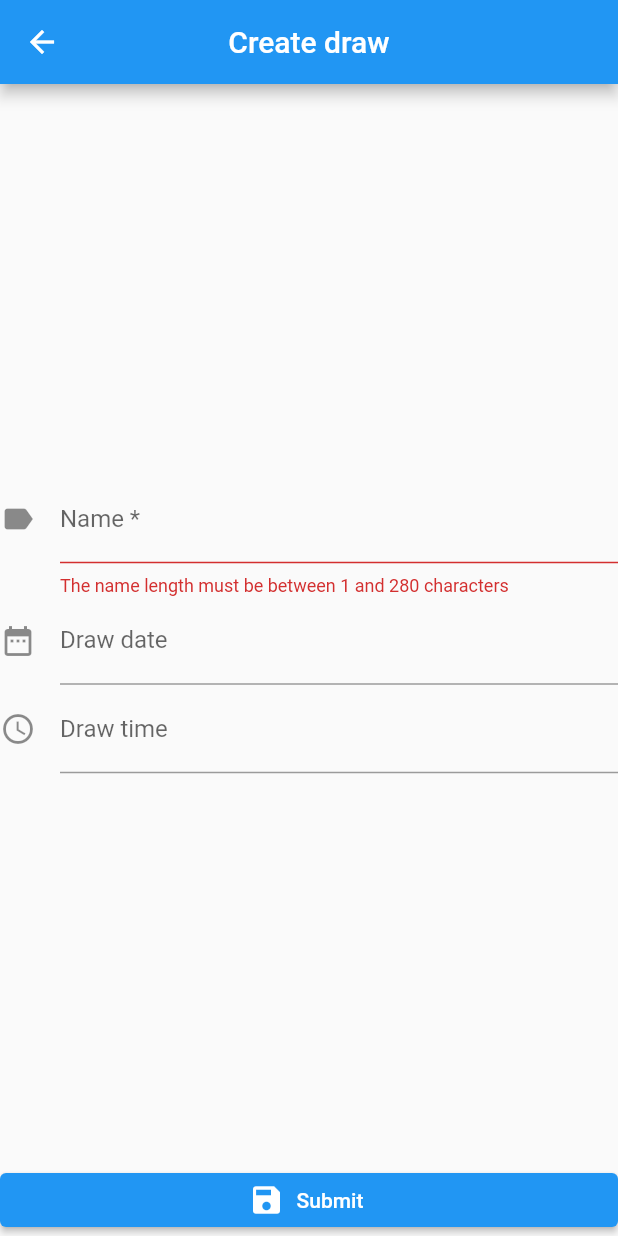
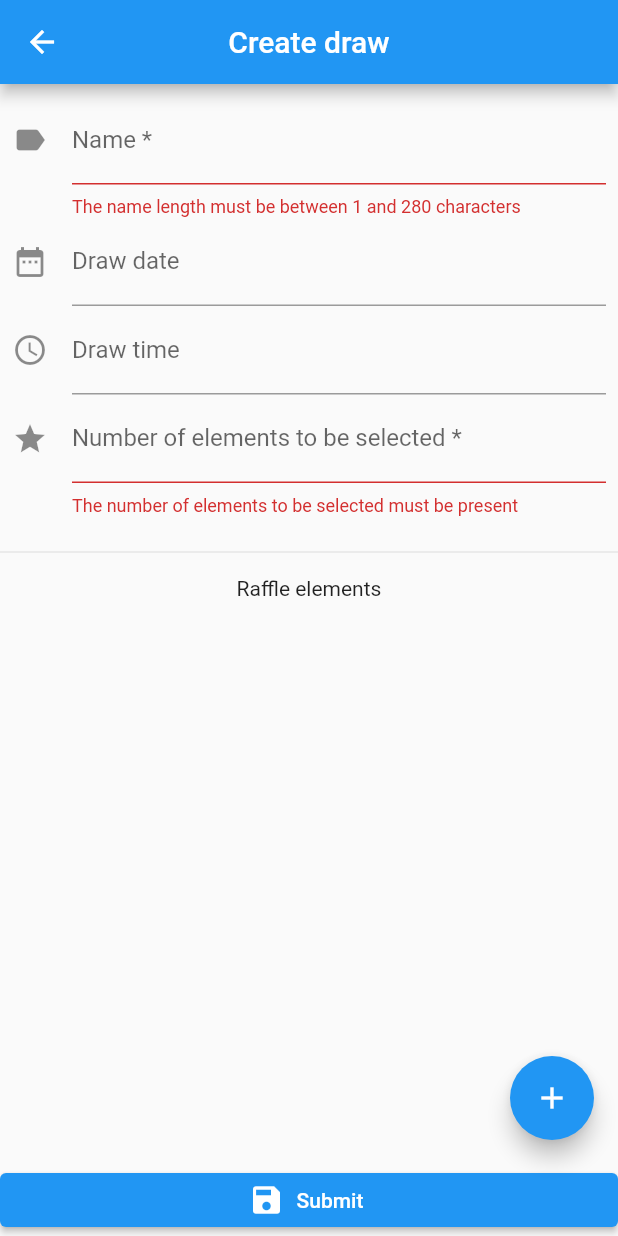
Before and after one commit to serpest/TiDraw, a Flutter app: the CreateDrawPage screen opened by its route, after a tap on "Submit", on a phone screen of 412 x 824 dp. Run offline on Flutter 3.47's test engine with Material 2 defaults, Android fonts, the phone set to English and light mode, and no system bars.

Commit message:
Implement CreateDrawPage raffle elements UI

```diff
--- a/client/lib/pages/create_draw.dart
+++ b/client/lib/pages/create_draw.dart
@@ -11,9 +11,13 @@ class CreateDrawPage extends StatefulWidget {
 class _CreateDrawPageState extends State<CreateDrawPage> {
   final _formKey = GlobalKey<FormState>();
 
+  List<String> raffleElements = [];
+
   final nameController = TextEditingController();
   final dateController = TextEditingController();
   final timeController = TextEditingController();
+  final selectedElementsSizeController = TextEditingController();
+  final addRaffleElementController = TextEditingController();
 
   @override
   void dispose() {
@@ -30,9 +34,13 @@ class _CreateDrawPageState extends State<CreateDrawPage> {
         title: Text('Create draw'),
         centerTitle: true,
       ),
-      body: Center(
-        child: Form(
+      body: Column(
+        mainAxisAlignment: MainAxisAlignment.center,
+        children: [
+          Form(
             key: _formKey,
+            child: Padding(
+              padding: EdgeInsets.all(8.0),
               child: Column(
                 mainAxisAlignment: MainAxisAlignment.center,
                 children: <Widget>[
@@ -101,9 +109,86 @@ class _CreateDrawPageState extends State<CreateDrawPage> {
                       }
                     },
                   ),
+                  TextFormField(
+                    decoration: InputDecoration(
+                      icon: Icon(Icons.star),
+                      labelText: "Number of elements to be selected *",
+                    ),
+                    validator: (value) {
+                      if (value == null || value.isEmpty) {
+                        return 'The number of elements to be selected must be present';
+                      }
+                      int? parsedInt = int.tryParse(value);
+                      if (parsedInt == null || parsedInt < 1 || parsedInt > raffleElements.length) {
+                        return 'The number of elements to be selected must be an integer between 1 and the number of raffle elements';
+                      }
+                      return null;
+                    },
+                    controller: selectedElementsSizeController,
+                    keyboardType: TextInputType.number,
+                  )
                 ],
               ),
             ),
+          ),
+          Divider(
+            height: 32.0,
+          ),
+          Text('Raffle elements'),
+          Expanded(
+            child: ListView(
+              padding: const EdgeInsets.all(8),
+              children: [
+                Column(
+                  children: raffleElements.map((element) => ListTile(
+                    title: Text(element),
+                    leading: Icon(Icons.circle),
+                  )).toList(),
+                ),
+              ],
+            ),
+          ),
+        ],
+      ),
+      floatingActionButton: FloatingActionButton(
+        child: Icon(Icons.add),
+        tooltip: 'Add an element',
+        onPressed: () async {
+          String? newElementName;
+          await showDialog(
+            context: context,
+            builder: (BuildContext context) {
+              return AlertDialog(
+                title: Text("Enter the new element name"),
+                content: TextField(
+                    controller: addRaffleElementController,
+                ),
+                actions: [
+                  TextButton(
+                    onPressed: () {
+                      Navigator.pop(context);
+                      addRaffleElementController.clear();
+                    },
+                    child: Text('Cancel')
+                  ),
+                  ElevatedButton(
+                    onPressed: () {
+                      newElementName = addRaffleElementController.text;
+                      Navigator.pop(context);
+                      addRaffleElementController.clear();
+                    },
+                    child: Text('Ok')
+                  ),
+                ],
+              );
+            },
+          );
+          if (newElementName != null) {
+            setState(() {
+              raffleElements = [...raffleElements, newElementName!];
+            });
+          }
+        },
       ),
       bottomNavigationBar: ElevatedButton.icon(
         icon: Icon(Icons.save),
@@ -115,6 +200,7 @@ class _CreateDrawPageState extends State<CreateDrawPage> {
             if (dateController.text.isNotEmpty && timeController.text.isNotEmpty) {
               drawInstant = dateController.text + 'T' + timeController.text + ':00Z';
             }
+            int selectedElementsSize = int.parse(selectedElementsSizeController.text);
             // TODO
             ScaffoldMessenger.of(context).showSnackBar(SnackBar(content: Text('Draw submitted correctly')));
           }
```
Lines whose indentation alone changed are shown as unchanged.
